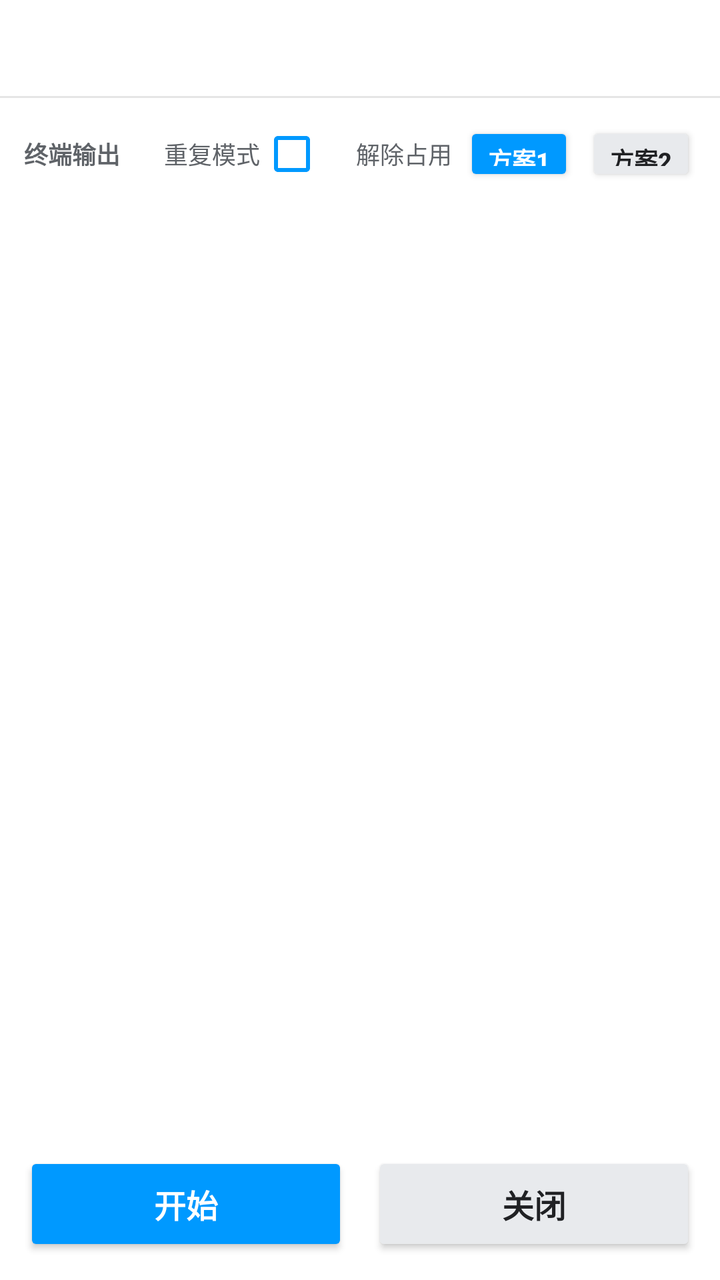
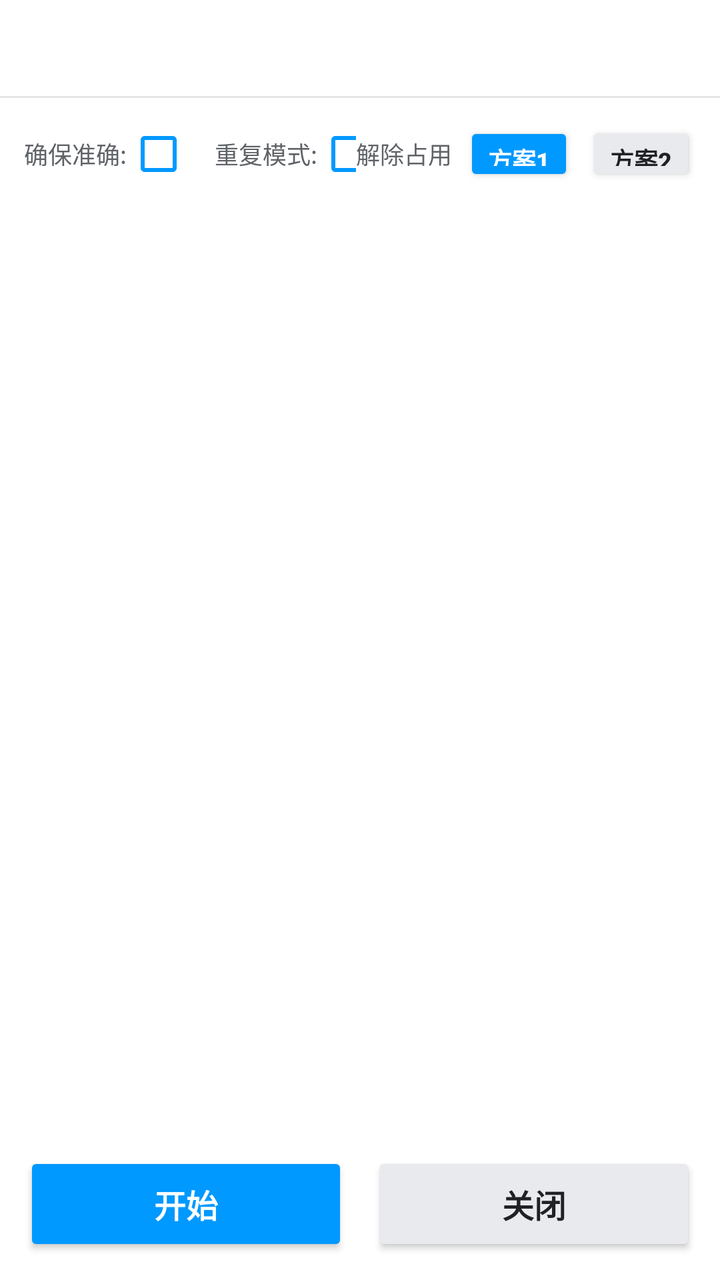

Two renders of the same Android screen: before a commit and after it. Below are the layout's source before the change and the commit's diff.
<!-- AndroidManifest.xml: application theme Theme.OneShot -->
<!-- res/layout/activity_main.xml -->
<?xml version="1.0" encoding="utf-8"?>
<LinearLayout xmlns:android="http://schemas.android.com/apk/res/android"
    xmlns:app="http://schemas.android.com/apk/res-auto"
    android:layout_width="match_parent"
    android:layout_height="match_parent"
    android:orientation="vertical"
    android:background="#FFFFFF">

    
    <com.google.android.material.tabs.TabLayout
        android:id="@+id/tabLayout"
        android:layout_width="match_parent"
        android:layout_height="wrap_content"
        android:background="#FFFFFF"
        app:tabIndicatorColor="@color/brand_blue"
        app:tabSelectedTextColor="@color/brand_blue"
        app:tabTextColor="#5F6368"
        app:tabMode="fixed"
        app:tabGravity="fill"
        app:tabIndicatorHeight="3dp" />

    <View
        android:layout_width="match_parent"
        android:layout_height="1dp"
        android:background="#1A000000" />

    <FrameLayout
        android:layout_width="match_parent"
        android:layout_height="0dp"
        android:layout_weight="1">

        
        <LinearLayout
            android:id="@+id/pageHome"
            android:layout_width="match_parent"
            android:layout_height="match_parent"
            android:orientation="vertical"
            android:padding="12dp">

            
            
            <LinearLayout
                android:layout_width="match_parent"
                android:layout_height="wrap_content"
                android:gravity="center_vertical"
                android:orientation="horizontal"
                android:paddingBottom="6dp">

                <TextView
                    android:layout_width="0dp"
                    android:layout_height="wrap_content"
                    android:layout_weight="1"
                    android:text="终端输出"
                    android:textColor="#5F6368"
                    android:textSize="12sp"
                    android:textStyle="bold" />

                
                <TextView
                    android:layout_width="wrap_content"
                    android:layout_height="32dp"
                    android:gravity="center_vertical"
                    android:text="重复模式"
                    android:textColor="#5F6368"
                    android:textSize="12sp" />

                <CheckBox
                    android:id="@+id/repeatCheck"
                    android:layout_width="wrap_content"
                    android:layout_height="32dp"
                    android:minWidth="0dp"
                    android:minHeight="0dp"
                    android:paddingStart="4dp"
                    android:paddingEnd="2dp"
                    android:buttonTint="@color/brand_blue"
                    android:gravity="center_vertical" />

                <TextView
                    android:layout_width="wrap_content"
                    android:layout_height="wrap_content"
                    android:layout_marginStart="10dp"
                    android:layout_marginEnd="6dp"
                    android:text="解除占用"
                    android:textColor="#5F6368"
                    android:textSize="12sp" />

                <Button
                    android:id="@+id/plan1Button"
                    android:layout_width="wrap_content"
                    android:layout_height="32dp"
                    android:minWidth="0dp"
                    android:paddingStart="12dp"
                    android:paddingEnd="12dp"
                    android:insetTop="0dp"
                    android:insetBottom="0dp"
                    android:text="方案1"
                    android:textSize="12sp"
                    android:textStyle="bold"
                    android:backgroundTint="@color/brand_blue"
                    android:textColor="#FFFFFF" />

                <Button
                    android:id="@+id/plan2Button"
                    android:layout_width="wrap_content"
                    android:layout_height="32dp"
                    android:layout_marginStart="6dp"
                    android:minWidth="0dp"
                    android:paddingStart="12dp"
                    android:paddingEnd="12dp"
                    android:insetTop="0dp"
                    android:insetBottom="0dp"
                    android:text="方案2"
                    android:textSize="12sp"
                    android:textStyle="bold"
                    android:backgroundTint="#E8EAED"
                    android:textColor="#202124" />
            </LinearLayout>

            <HorizontalScrollView
                android:id="@+id/logHScroll"
                android:layout_width="match_parent"
                android:layout_height="0dp"
                android:layout_weight="1"
                android:background="#FFFFFF"
                android:scrollbars="horizontal"
                android:fillViewport="true">

                <ScrollView
                    android:id="@+id/logScroll"
                    android:layout_width="wrap_content"
                    android:layout_height="match_parent"
                    android:padding="8dp"
                    android:scrollbars="vertical">

                    <TextView
                        android:id="@+id/logView"
                        android:layout_width="wrap_content"
                        android:layout_height="wrap_content"
                        android:fontFamily="monospace"
                        android:includeFontPadding="false"
                        android:letterSpacing="0"
                        android:lineSpacingExtra="0dp"
                        android:lineSpacingMultiplier="1.0"
                        android:textColor="#1A1A1A"
                        android:textSize="9sp"
                        android:textIsSelectable="true"
                        android:text="" />
                </ScrollView>
            </HorizontalScrollView>

            
            <LinearLayout
                android:layout_width="match_parent"
                android:layout_height="wrap_content"
                android:layout_marginTop="10dp"
                android:orientation="horizontal">

                <Button
                    android:id="@+id/startButton"
                    android:layout_width="0dp"
                    android:layout_height="52dp"
                    android:layout_weight="1"
                    android:layout_marginEnd="6dp"
                    android:text="开始"
                    android:textSize="16sp"
                    android:textStyle="bold"
                    android:backgroundTint="@color/brand_blue"
                    android:textColor="#FFFFFF" />

                <Button
                    android:id="@+id/stopButton"
                    android:layout_width="0dp"
                    android:layout_height="52dp"
                    android:layout_weight="1"
                    android:layout_marginStart="6dp"
                    android:text="关闭"
                    android:textSize="16sp"
                    android:textStyle="bold"
                    android:backgroundTint="#E8EAED"
                    android:textColor="#202124" />
            </LinearLayout>
        </LinearLayout>

        
        <LinearLayout
            android:id="@+id/pageFiles"
            android:layout_width="match_parent"
            android:layout_height="match_parent"
            android:orientation="vertical"
            android:padding="12dp"
            android:visibility="gone">

            
            <LinearLayout
                android:layout_width="match_parent"
                android:layout_height="wrap_content"
                android:gravity="center_vertical"
                android:orientation="horizontal">

                <TextView
                    android:layout_width="0dp"
                    android:layout_height="wrap_content"
                    android:layout_weight="1"
                    android:text="密码本"
                    android:textColor="#202124"
                    android:textSize="15sp"
                    android:textStyle="bold" />

                
                <ImageButton
                    android:id="@+id/saveButton"
                    android:layout_width="40dp"
                    android:layout_height="40dp"
                    android:background="?attr/selectableItemBackgroundBorderless"
                    android:contentDescription="保存密码本到文件"
                    android:padding="8dp"
                    android:scaleType="fitCenter"
                    android:src="@drawable/ic_save" />

                
                <ImageButton
                    android:id="@+id/deleteButton"
                    android:layout_width="40dp"
                    android:layout_height="40dp"
                    android:layout_marginStart="4dp"
                    android:background="?attr/selectableItemBackgroundBorderless"
                    android:contentDescription="删除当前保存的密码"
                    android:padding="8dp"
                    android:scaleType="fitCenter"
                    android:src="@drawable/ic_delete" />
            </LinearLayout>

            
            <TextView
                android:id="@+id/filePathLabel"
                android:layout_width="match_parent"
                android:layout_height="wrap_content"
                android:paddingTop="4dp"
                android:textColor="#5F6368"
                android:textSize="11sp"
                android:fontFamily="monospace"
                android:visibility="gone" />

            <TextView
                android:id="@+id/fileStatus"
                android:layout_width="match_parent"
                android:layout_height="wrap_content"
                android:layout_marginTop="8dp"
                android:background="#FDECEA"
                android:padding="14dp"
                android:textColor="#C5221F"
                android:textSize="13sp"
                android:lineSpacingExtra="3dp"
                android:fontFamily="monospace"
                android:visibility="gone" />

            <ScrollView
                android:layout_width="match_parent"
                android:layout_height="0dp"
                android:layout_weight="1"
                android:layout_marginTop="10dp"
                android:background="#FFFFFF"
                android:padding="10dp">

                <TextView
                    android:id="@+id/fileContent"
                    android:layout_width="match_parent"
                    android:layout_height="wrap_content"
                    android:fontFamily="monospace"
                    android:textColor="#202124"
                    android:textSize="12sp"
                    android:textIsSelectable="true" />
            </ScrollView>

            <Button
                android:id="@+id/refreshButton"
                android:layout_width="match_parent"
                android:layout_height="46dp"
                android:layout_marginTop="10dp"
                android:text="刷新"
                android:backgroundTint="#E8EAED"
                android:textColor="#202124" />
        </LinearLayout>

        
        <LinearLayout
            android:id="@+id/pageAbout"
            android:layout_width="match_parent"
            android:layout_height="match_parent"
            android:orientation="vertical"
            android:padding="12dp"
            android:visibility="gone">

            

            
            <ImageView
                android:id="@+id/aboutAvatar"
                android:layout_width="160dp"
                android:layout_height="160dp"
                android:layout_gravity="center_horizontal"
                android:layout_marginTop="28dp"
                android:contentDescription="作者头像"
                android:scaleType="fitCenter"
                android:src="@drawable/about_avatar" />

            
            <TextView
                android:id="@+id/aboutName"
                android:layout_width="match_parent"
                android:layout_height="wrap_content"
                android:layout_marginTop="14dp"
                android:gravity="center_horizontal"
                android:text="天蓝色的小牛"
                android:textColor="#202124"
                android:textSize="17sp"
                android:textStyle="bold" />

            <View
                android:layout_width="match_parent"
                android:layout_height="1dp"
                android:layout_marginTop="22dp"
                android:background="#1A000000" />

            
            <LinearLayout
                android:layout_width="match_parent"
                android:layout_height="wrap_content"
                android:layout_marginTop="18dp"
                android:gravity="start|center_vertical"
                android:orientation="horizontal">

                <TextView
                    android:layout_width="wrap_content"
                    android:layout_height="wrap_content"
                    android:text="我的个人主页:"
                    android:textColor="#202124"
                    android:textSize="14sp" />

                <TextView
                    android:id="@+id/aboutLink"
                    android:layout_width="wrap_content"
                    android:layout_height="wrap_content"
                    android:text="github.com/tianlansedexiaoniu"
                    android:textColor="@color/brand_blue"
                    android:textSize="14sp"
                    android:clickable="true"
                    android:focusable="true"
                    android:background="?attr/selectableItemBackground" />
            </LinearLayout>
        </LinearLayout>
    </FrameLayout>
</LinearLayout>
<!-- resources referenced by this layout -->
<resources>
  <color name="brand_blue">#0099FF</color>
  <!-- drawable about_avatar: png bitmap (drawable-hdpi, 124553 bytes) -->
  <!-- drawable ic_delete (drawable) -->
  <?xml version="1.0" encoding="utf-8"?>
  <vector xmlns:android="http://schemas.android.com/apk/res/android"
      android:width="24dp"
      android:height="24dp"
      android:viewportWidth="24"
      android:viewportHeight="24">
      <path
          android:fillColor="@color/brand_blue"
          android:pathData="M6,19c0,1.1 0.9,2 2,2h8c1.1,0 2,-0.9 2,-2V7H6v12zM19,4h-3.5l-1,-1h-5l-1,1H5v2h14V4z" />
  </vector>
  <!-- drawable ic_save (drawable) -->
  <?xml version="1.0" encoding="utf-8"?>
  <vector xmlns:android="http://schemas.android.com/apk/res/android"
      android:width="24dp"
      android:height="24dp"
      android:viewportWidth="24"
      android:viewportHeight="24">
      <path
          android:fillColor="@color/brand_blue"
          android:pathData="M17,3H5c-1.11,0 -2,0.9 -2,2v14c0,1.1 0.89,2 2,2h14c1.1,0 2,-0.9 2,-2V7l-4,-4zM12,19c-1.66,0 -3,-1.34 -3,-3s1.34,-3 3,-3 3,1.34 3,3 -1.34,3 -3,3zM15,9H5V5h10v4z" />
  </vector>
  <style name="Theme.OneShot" parent="Theme.MaterialComponents.Light.NoActionBar">
          <item name="colorPrimary">@color/brand_blue</item>
          <item name="colorPrimaryVariant">@color/brand_blue_dark</item>
          <item name="colorOnPrimary">#FFFFFF</item>
          <item name="colorSecondary">@color/brand_blue</item>
          <item name="colorSurface">#FFFFFF</item>
          
          <item name="android:statusBarColor">#FFFFFF</item>
          <item name="android:navigationBarColor">#FFFFFF</item>
          <item name="android:windowLightStatusBar">true</item>
          <item name="android:textColorPrimary">#1A1A1A</item>
          <item name="android:textColorSecondary">#5F6368</item>
  
          
          <item name="android:tooltipText">@null</item>
      </style>
  <color name="brand_blue_dark">#007ACC</color>
</resources>

<!-- the commit's change to res/layout/activity_main.xml (unified diff, before → after) -->
@@ -46,40 +46,65 @@
                 android:orientation="horizontal"
                 android:paddingBottom="6dp">
 
-                <TextView
+                
+                <LinearLayout
                     android:layout_width="0dp"
                     android:layout_height="wrap_content"
                     android:layout_weight="1"
-                    android:text="终端输出"
-                    android:textColor="#5F6368"
-                    android:textSize="12sp"
-                    android:textStyle="bold" />
+                    android:gravity="center_vertical"
+                    android:orientation="horizontal">
+
+                    <TextView
+                        android:id="@+id/accuracyLabel"
+                        android:layout_width="wrap_content"
+                        android:layout_height="32dp"
+                        android:gravity="center_vertical"
+                        android:singleLine="true"
+                        android:text="确保准确:"
+                        android:textColor="#5F6368"
+                        android:textSize="12sp" />
+
+                    <CheckBox
+                        android:id="@+id/accuracyCheck"
+                        android:layout_width="wrap_content"
+                        android:layout_height="32dp"
+                        android:minWidth="0dp"
+                        android:minHeight="0dp"
+                        android:paddingStart="4dp"
+                        android:paddingEnd="2dp"
+                        android:buttonTint="@color/brand_blue"
+                        android:gravity="center_vertical" />
+
+                    <TextView
+                        android:id="@+id/repeatLabel"
+                        android:layout_width="wrap_content"
+                        android:layout_height="32dp"
+                        android:layout_marginStart="6dp"
+                        android:gravity="center_vertical"
+                        android:singleLine="true"
+                        android:text="重复模式:"
+                        android:textColor="#5F6368"
+                        android:textSize="12sp" />
+
+                    <CheckBox
+                        android:id="@+id/repeatCheck"
+                        android:layout_width="wrap_content"
+                        android:layout_height="32dp"
+                        android:minWidth="0dp"
+                        android:minHeight="0dp"
+                        android:paddingStart="4dp"
+                        android:paddingEnd="2dp"
+                        android:buttonTint="@color/brand_blue"
+                        android:gravity="center_vertical" />
+                </LinearLayout>
 
                 
                 <TextView
-                    android:layout_width="wrap_content"
-                    android:layout_height="32dp"
-                    android:gravity="center_vertical"
-                    android:text="重复模式"
-                    android:textColor="#5F6368"
-                    android:textSize="12sp" />
-
-                <CheckBox
-                    android:id="@+id/repeatCheck"
-                    android:layout_width="wrap_content"
-                    android:layout_height="32dp"
-                    android:minWidth="0dp"
-                    android:minHeight="0dp"
-                    android:paddingStart="4dp"
-                    android:paddingEnd="2dp"
-                    android:buttonTint="@color/brand_blue"
-                    android:gravity="center_vertical" />
-
-                <TextView
-                    android:layout_width="wrap_content"
-                    android:layout_height="wrap_content"
-                    android:layout_marginStart="10dp"
+                    android:id="@+id/releaseLabel"
+                    android:layout_width="wrap_content"
+                    android:layout_height="wrap_content"
                     android:layout_marginEnd="6dp"
+                    android:singleLine="true"
                     android:text="解除占用"
                     android:textColor="#5F6368"
                     android:textSize="12sp" />
